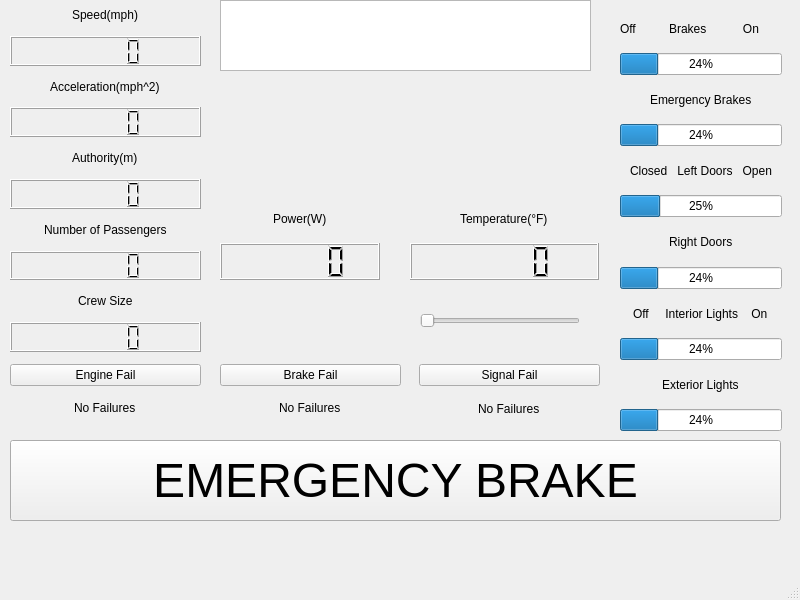
Qt form TrainModel/trainui.ui (JHarnishfeger/ECE1140_Conductors) before a commit.
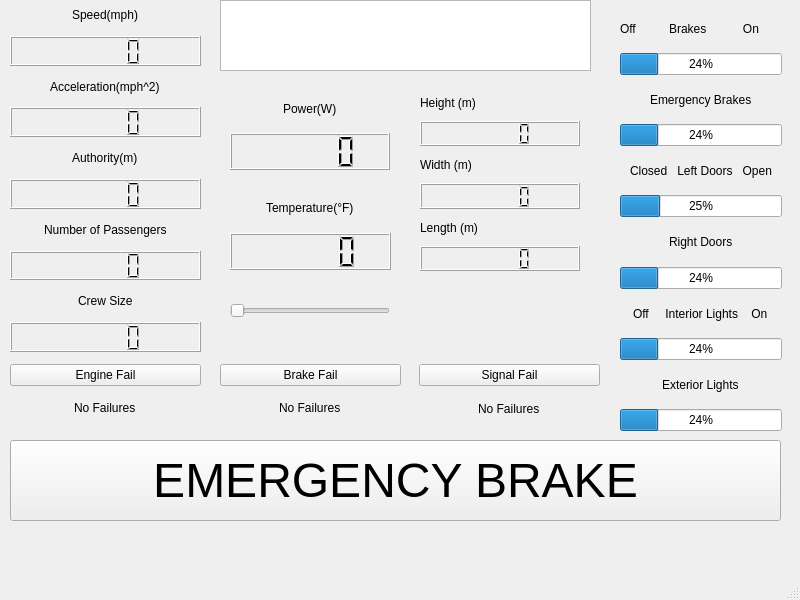
The same form after that commit.

Patch:
```diff
--- a/TrainModel/trainui.ui
+++ b/TrainModel/trainui.ui
@@ -198,8 +198,8 @@
    <widget class="QWidget" name="verticalLayoutWidget_7">
     <property name="geometry">
      <rect>
-      <x>220</x>
-      <y>200</y>
+      <x>230</x>
+      <y>90</y>
       <width>160</width>
       <height>80</height>
      </rect>
@@ -220,10 +220,10 @@
    <widget class="QWidget" name="verticalLayoutWidget_6">
     <property name="geometry">
      <rect>
-      <x>410</x>
-      <y>200</y>
-      <width>189</width>
-      <height>80</height>
+      <x>230</x>
+      <y>189</y>
+      <width>161</width>
+      <height>81</height>
      </rect>
     </property>
     <layout class="QVBoxLayout" name="verticalLayout_6">
@@ -455,8 +455,8 @@
    <widget class="QSlider" name="Temp_Change">
     <property name="geometry">
      <rect>
-      <x>420</x>
-      <y>310</y>
+      <x>230</x>
+      <y>300</y>
       <width>160</width>
       <height>22</height>
      </rect>
@@ -494,6 +494,48 @@
      <bool>true</bool>
     </property>
    </widget>
+   <widget class="QWidget" name="verticalLayoutWidget_8">
+    <property name="geometry">
+     <rect>
+      <x>420</x>
+      <y>90</y>
+      <width>160</width>
+      <height>181</height>
+     </rect>
+    </property>
+    <layout class="QVBoxLayout" name="verticalLayout_8">
+     <item>
+      <widget class="QLabel" name="Height">
+       <property name="text">
+        <string>Height (m)</string>
+       </property>
+      </widget>
+     </item>
+     <item>
+      <widget class="QLCDNumber" name="Height_2"/>
+     </item>
+     <item>
+      <widget class="QLabel" name="Width">
+       <property name="text">
+        <string>Width (m)</string>
+       </property>
+      </widget>
+     </item>
+     <item>
+      <widget class="QLCDNumber" name="Width_2"/>
+     </item>
+     <item>
+      <widget class="QLabel" name="Length">
+       <property name="text">
+        <string>Length (m)</string>
+       </property>
+      </widget>
+     </item>
+     <item>
+      <widget class="QLCDNumber" name="Length_2"/>
+     </item>
+    </layout>
+   </widget>
   </widget>
   <widget class="QMenuBar" name="menubar">
    <property name="geometry">
```
Left out of the diff: 2 changed lines with no effect on the pictures.
